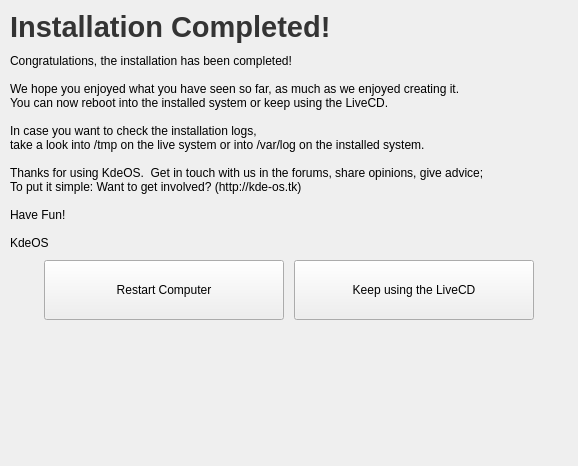
The window that ui/pages/finish.ui (KdeOs/Tribe) describes before a commit, drawn with Qt 5.
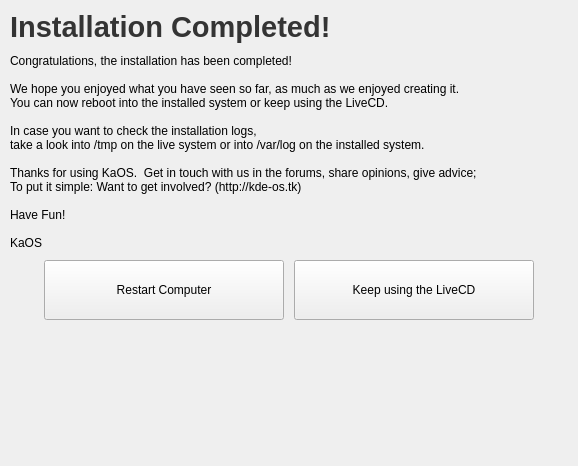
The same window after the commit.

```diff
--- a/ui/pages/finish.ui
+++ b/ui/pages/finish.ui
@@ -60,12 +60,12 @@
 In case you want to check the installation logs,
 take a look into /tmp on the live system or into /var/log on the installed system.
 
-Thanks for using KdeOS.  Get in touch with us in the forums, share opinions, give advice;
+Thanks for using KaOS.  Get in touch with us in the forums, share opinions, give advice;
 To put it simple: Want to get involved? (http://kde-os.tk)
 
 Have Fun!
 
-KdeOS</string>
+KaOS</string>
      </property>
      <property name="scaledContents">
       <bool>true</bool>
```
